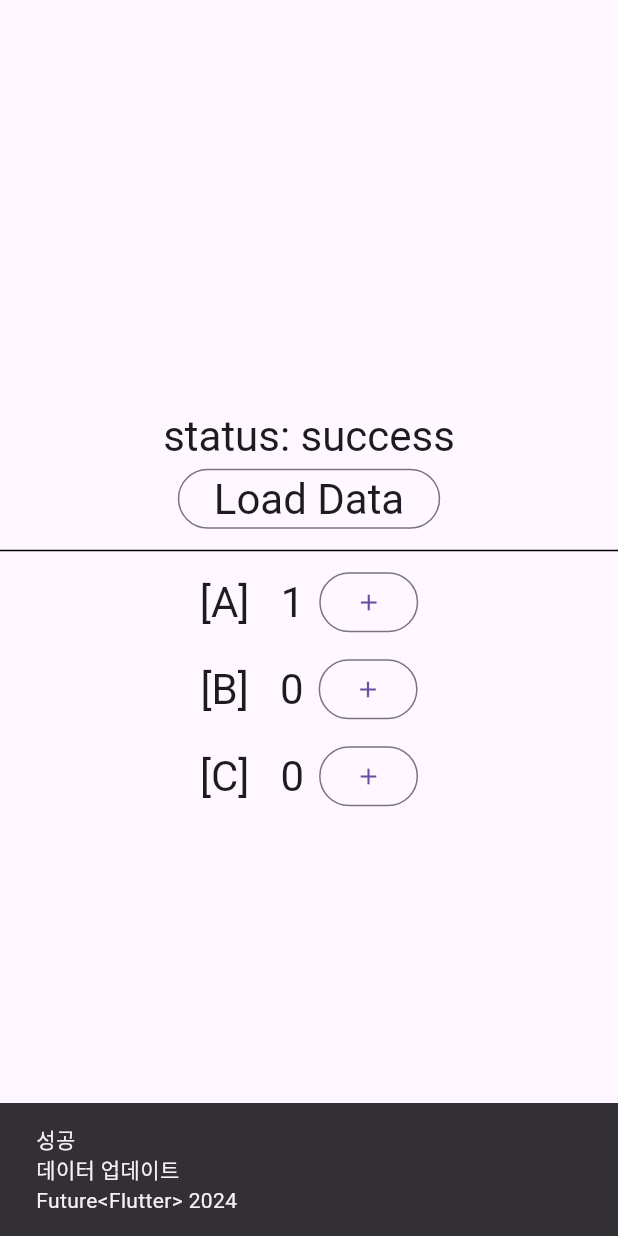
After one commit to hohoins/flutter_bloc_abc_studio, a Flutter app: the OneTimeNgView screen opened directly, after a tap on "Load Data", after a tap on the "add" icon, on a phone screen of 412 x 824 dp. The commit adds this screen. Run offline on Flutter 3.47's test engine with Material 3 defaults, Android fonts, the phone set to English and light mode, and no system bars; our stand-ins replace flutter_bloc, freezed_annotation.

Commit message:
one time

```diff
--- /dev/null
+++ b/lib/feature/one_time/one_time_ng.dart
@@ -0,0 +1,151 @@
+import 'package:flutter/material.dart';
+import 'package:flutter_bloc/flutter_bloc.dart';
+
+class OneTimeNgCubit extends Cubit<OneTimeNgState> {
+  OneTimeNgCubit() : super(const OneTimeNgState(OneTimeNgStatus.initial, 0, 0, 0));
+
+  void onTapIncrementA() {
+    final newState = state.copyWith(counterA: state.counterA + 1);
+    emit(newState);
+  }
+
+  void onTapIncrementB() {
+    final newState = state.copyWith(counterB: state.counterB + 1);
+    emit(newState);
+  }
+
+  void onTapIncrementC() {
+    final newState = state.copyWith(counterC: state.counterC + 1);
+    emit(newState);
+  }
+
+  void onTapLoadData() async {
+    emit(state.copyWith(status: OneTimeNgStatus.loading));
+    await Future.delayed(const Duration(seconds: 1));
+    emit(state.copyWith(status: OneTimeNgStatus.success));
+  }
+}
+
+enum OneTimeNgStatus { initial, loading, success, failure }
+
+class OneTimeNgState {
+  const OneTimeNgState(this.status, this.counterA, this.counterB, this.counterC);
+  final OneTimeNgStatus status;
+  final int counterA;
+  final int counterB;
+  final int counterC;
+
+  OneTimeNgState copyWith({
+    OneTimeNgStatus? status,
+    int? counterA,
+    int? counterB,
+    int? counterC,
+  }) {
+    return OneTimeNgState(
+      status ?? this.status,
+      counterA ?? this.counterA,
+      counterB ?? this.counterB,
+      counterC ?? this.counterC,
+    );
+  }
+}
+
+class OneTimeNgView extends StatelessWidget {
+  const OneTimeNgView({super.key});
+
+  @override
+  Widget build(BuildContext context) {
+    return BlocProvider(
+      create: (_) => OneTimeNgCubit(),
+      child: Builder(
+        builder: (context) {
+          return Scaffold(
+            body: BlocListener<OneTimeNgCubit, OneTimeNgState>(
+              listener: (context, state) {
+                if (state.status == OneTimeNgStatus.success) {
+                  ScaffoldMessenger.of(context).showSnackBar(
+                    const SnackBar(
+                      content: Text('성공\n데이터 업데이트\nFuture<Flutter> 2024'),
+                      duration: Duration(milliseconds: 50000),
+                    ),
+                  );
+                }
+              },
+              child: const _Contents(),
+            ),
+          );
+        },
+      ),
+    );
+  }
+}
+
+class _Contents extends StatelessWidget {
+  const _Contents({super.key});
+
+  @override
+  Widget build(BuildContext context) {
+    return BlocBuilder<OneTimeNgCubit, OneTimeNgState>(builder: (context, state) {
+      Widget dataLoadWidget;
+      if (state.status == OneTimeNgStatus.loading) {
+        dataLoadWidget = const CircularProgressIndicator();
+      } else {
+        dataLoadWidget = Column(
+          children: [
+            Text('status: ${state.status.name}', style: Theme.of(context).textTheme.headlineMedium),
+            OutlinedButton(
+              onPressed: context.read<OneTimeNgCubit>().onTapLoadData,
+              child: Text('Load Data', style: Theme.of(context).textTheme.headlineMedium),
+            )
+          ],
+        );
+      }
+
+      return Column(
+        mainAxisAlignment: MainAxisAlignment.center,
+        children: [
+          dataLoadWidget,
+          const SizedBox(height: 10),
+          Container(height: 1, color: Colors.black),
+          const SizedBox(height: 10),
+          Row(
+            mainAxisAlignment: MainAxisAlignment.center,
+            children: [
+              Text('[A]   ${state.counterA}', style: Theme.of(context).textTheme.headlineMedium),
+              const SizedBox(width: 10),
+              OutlinedButton(
+                onPressed: context.read<OneTimeNgCubit>().onTapIncrementA,
+                child: const Icon(Icons.add),
+              ),
+            ],
+          ),
+          const SizedBox(height: 10),
+          Row(
+            mainAxisAlignment: MainAxisAlignment.center,
+            children: [
+              Text('[B]   ${state.counterB}', style: Theme.of(context).textTheme.headlineMedium),
+              const SizedBox(width: 10),
+              OutlinedButton(
+                onPressed: context.read<OneTimeNgCubit>().onTapIncrementB,
+                child: const Icon(Icons.add),
+              ),
+            ],
+          ),
+          const SizedBox(height: 10),
+          Row(
+            mainAxisAlignment: MainAxisAlignment.center,
+            children: [
+              Text('[C]   ${state.counterC}', style: Theme.of(context).textTheme.headlineMedium),
+              const SizedBox(width: 10),
+              OutlinedButton(
+                onPressed: context.read<OneTimeNgCubit>().onTapIncrementC,
+                child: const Icon(Icons.add),
+              ),
+            ],
+          ),
+          const SizedBox(height: 10),
+        ],
+      );
+    });
+  }
+}
--- a/lib/main.dart
+++ b/lib/main.dart
@@ -2,6 +2,7 @@ import 'package:flutter/material.dart';
 import 'package:flutter_bloc/flutter_bloc.dart';
 import 'package:flutter_bloc_abc_studio/feature/counter/counter_bloc.dart';
 import 'package:flutter_bloc_abc_studio/feature/counter/counter_cubit.dart';
+import 'package:flutter_bloc_abc_studio/feature/one_time/one_time_ng.dart';
 import 'package:flutter_bloc_abc_studio/feature/sample/sample_view.dart';
 import 'package:flutter_bloc_abc_studio/feature/sample_selector/sample_selector_view.dart';
 import 'package:flutter_bloc_abc_studio/feature/state_emit/emit_copy.dart';
@@ -15,13 +16,14 @@ void main() {
   runApp(const MyApp());
 }
 
-final _screens = [
+List<TitleAndWidget> get _screens => [
       const TitleAndWidget('카운터 bloc', CounterBlocView()),
       const TitleAndWidget('카운터 cubit', CounterCubitView()),
       const TitleAndWidget('#1 emit() 동작 안 함', EmitErrorView()),
       const TitleAndWidget('#2 emit() 수동 복사', EmitCopyView()),
       const TitleAndWidget('#3 emit() copyWith', EmitCopyWithView()),
       const TitleAndWidget('#4 emit() freezed', EmitFreezedView()),
+      const TitleAndWidget('#1 OneTime, NG', OneTimeNgView()),
       const TitleAndWidget('SampleBlocView', SampleBlocView()),
       const TitleAndWidget('Sample Selector', SampleSelectorBlocView()),
     ];
```
Lines whose indentation alone changed are shown as unchanged.
